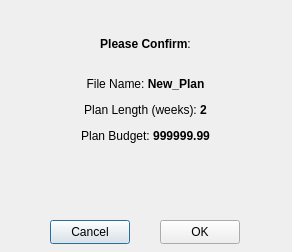
This is qtfolder/MealPlanner/createplan_confirmation.ui in NoorA0/MealPlanner as Qt 5 draws it before an edit. The edited form follows.
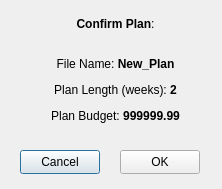
This is the edited form.

Commit message: minor changes to window layout

What changed in the file:
```diff
--- a/qtfolder/MealPlanner/createplan_confirmation.ui
+++ b/qtfolder/MealPlanner/createplan_confirmation.ui
@@ -6,8 +6,8 @@
    <rect>
     <x>0</x>
     <y>0</y>
-    <width>292</width>
-    <height>252</height>
+    <width>222</width>
+    <height>189</height>
    </rect>
   </property>
   <property name="windowTitle">
@@ -16,8 +16,8 @@
   <widget class="QPushButton" name="pushButton">
    <property name="geometry">
     <rect>
-     <x>50</x>
-     <y>220</y>
+     <x>20</x>
+     <y>150</y>
      <width>80</width>
      <height>24</height>
     </rect>
@@ -29,8 +29,8 @@
   <widget class="QPushButton" name="pushButton_2">
    <property name="geometry">
     <rect>
-     <x>160</x>
-     <y>220</y>
+     <x>120</x>
+     <y>150</y>
      <width>80</width>
      <height>24</height>
     </rect>
@@ -42,14 +42,14 @@
   <widget class="QLabel" name="label">
    <property name="geometry">
     <rect>
-     <x>40</x>
+     <x>10</x>
      <y>10</y>
      <width>211</width>
-     <height>161</height>
+     <height>121</height>
     </rect>
    </property>
    <property name="text">
-    <string>&lt;html&gt;&lt;head/&gt;&lt;body&gt;&lt;p align=&quot;center&quot;&gt;&lt;span style=&quot; font-weight:700;&quot;&gt;Please Confirm&lt;/span&gt;:&lt;br/&gt;&lt;/p&gt;&lt;p align=&quot;center&quot;&gt;File Name: &lt;span style=&quot; font-weight:700;&quot;&gt;New_Plan&lt;/span&gt;&lt;/p&gt;&lt;p align=&quot;center&quot;&gt;Plan Length (weeks): &lt;span style=&quot; font-weight:700;&quot;&gt;2&lt;/span&gt;&lt;/p&gt;&lt;p align=&quot;center&quot;&gt;Plan Budget: &lt;span style=&quot; font-weight:700;&quot;&gt;999999.99&lt;/span&gt;&lt;/p&gt;&lt;/body&gt;&lt;/html&gt;</string>
+    <string>&lt;html&gt;&lt;head/&gt;&lt;body&gt;&lt;p align=&quot;center&quot;&gt;&lt;span style=&quot; font-weight:700;&quot;&gt;Confirm Plan&lt;/span&gt;:&lt;br/&gt;&lt;/p&gt;&lt;p align=&quot;center&quot;&gt;File Name: &lt;span style=&quot; font-weight:700;&quot;&gt;New_Plan&lt;/span&gt;&lt;/p&gt;&lt;p align=&quot;center&quot;&gt;Plan Length (weeks): &lt;span style=&quot; font-weight:700;&quot;&gt;2&lt;/span&gt;&lt;/p&gt;&lt;p align=&quot;center&quot;&gt;Plan Budget: &lt;span style=&quot; font-weight:700;&quot;&gt;999999.99&lt;/span&gt;&lt;/p&gt;&lt;/body&gt;&lt;/html&gt;</string>
    </property>
   </widget>
  </widget>
```
Left out of the diff: 2 changed lines with no effect on the pictures. The commit also changes 2 other files.
